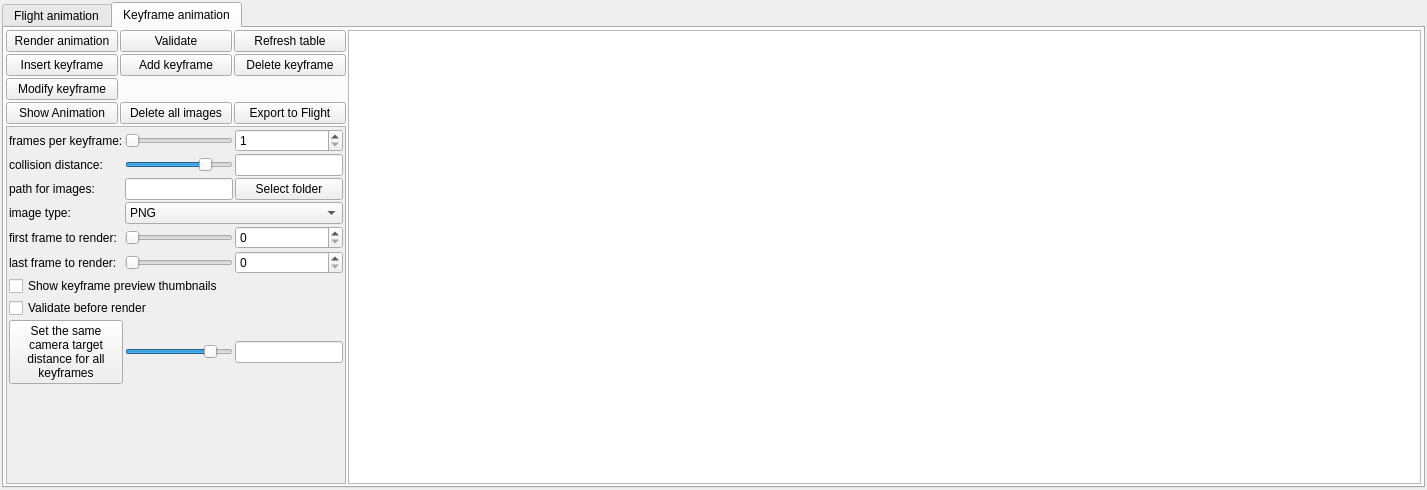
buddhi1980/mandelbulber2, file mandelbulber2/qt/dock_animation.ui: the form before one commit.
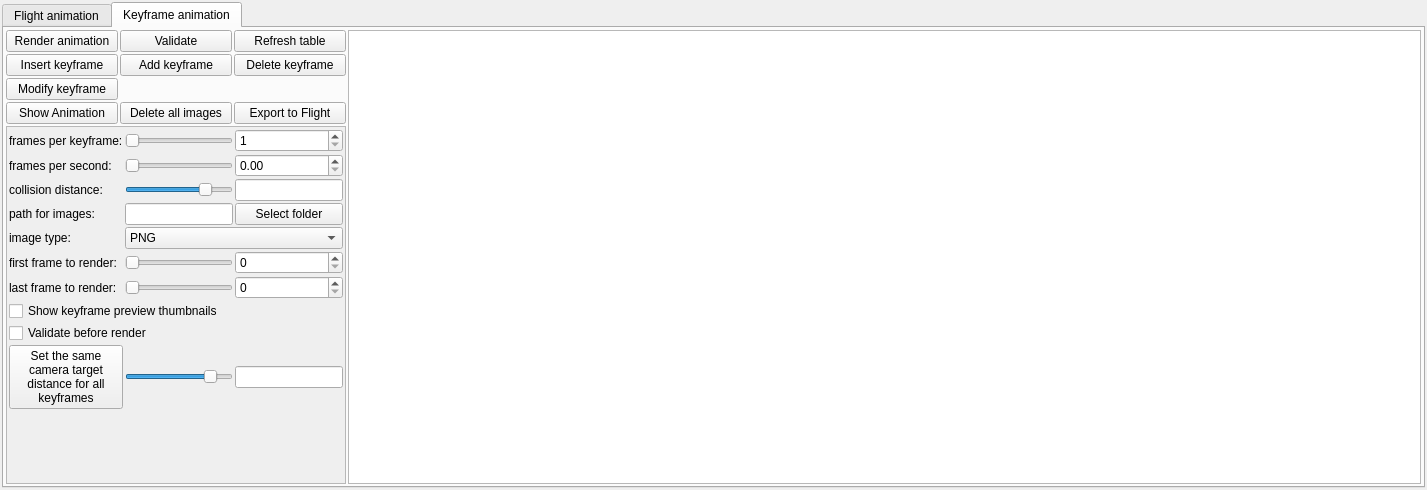
The form after the commit. Icons and pictures are not drawn. Custom widgets are drawn as their Qt base class.

```diff
--- a/mandelbulber2/qt/dock_animation.ui
+++ b/mandelbulber2/qt/dock_animation.ui
@@ -1093,7 +1093,32 @@
                <property name="spacing">
                 <number>2</number>
                </property>
-               <item row="1" column="0">
+               <item row="1" column="2">
+                <widget class="MyDoubleSpinBox" name="spinbox_keyframe_frames_per_second">
+                 <property name="sizePolicy">
+                  <sizepolicy hsizetype="Minimum" vsizetype="Maximum">
+                   <horstretch>0</horstretch>
+                   <verstretch>0</verstretch>
+                  </sizepolicy>
+                 </property>
+                 <property name="prefix">
+                  <string/>
+                 </property>
+                 <property name="suffix">
+                  <string/>
+                 </property>
+                 <property name="decimals">
+                  <number>2</number>
+                 </property>
+                 <property name="maximum">
+                  <double>18000.000000000000000</double>
+                 </property>
+                 <property name="singleStep">
+                  <double>0.100000000000000</double>
+                 </property>
+                </widget>
+               </item>
+               <item row="2" column="0">
                 <widget class="QLabel" name="label_221">
                  <property name="text">
                   <string>collision distance:</string>
@@ -1107,21 +1132,21 @@
                  </property>
                 </widget>
                </item>
-               <item row="2" column="0">
+               <item row="3" column="0">
                 <widget class="QLabel" name="label_177">
                  <property name="text">
                   <string>path for images:</string>
                  </property>
                 </widget>
                </item>
-               <item row="3" column="0">
+               <item row="4" column="0">
                 <widget class="QLabel" name="label_150">
                  <property name="text">
                   <string>image type:</string>
                  </property>
                 </widget>
                </item>
-               <item row="3" column="1" colspan="2">
+               <item row="4" column="1" colspan="2">
                 <widget class="QComboBox" name="comboBox_keyframe_animation_image_type">
                  <property name="sizePolicy">
                   <sizepolicy hsizetype="Preferred" vsizetype="Maximum">
@@ -1154,7 +1179,7 @@
                  </item>
                 </widget>
                </item>
-               <item row="2" column="1">
+               <item row="3" column="1">
                 <widget class="MyLineEdit" name="text_anim_keyframe_dir">
                  <property name="sizePolicy">
                   <sizepolicy hsizetype="Expanding" vsizetype="Maximum">
@@ -1186,7 +1211,7 @@
                  </property>
                 </widget>
                </item>
-               <item row="6" column="0" colspan="3">
+               <item row="7" column="0" colspan="3">
                 <widget class="MyCheckBox" name="checkBox_show_keyframe_thumbnails">
                  <property name="sizePolicy">
                   <sizepolicy hsizetype="Minimum" vsizetype="Maximum">
@@ -1227,7 +1252,7 @@
                  </property>
                 </widget>
                </item>
-               <item row="2" column="2">
+               <item row="3" column="2">
                 <widget class="QPushButton" name="button_selectAnimKeyframeImageDir">
                  <property name="sizePolicy">
                   <sizepolicy hsizetype="Minimum" vsizetype="Maximum">
@@ -1240,7 +1265,7 @@
                  </property>
                 </widget>
                </item>
-               <item row="4" column="2">
+               <item row="5" column="2">
                 <widget class="MySpinBox" name="spinboxInt_keyframe_first_to_render">
                  <property name="sizePolicy">
                   <sizepolicy hsizetype="Minimum" vsizetype="Maximum">
@@ -1265,14 +1290,14 @@
                  </property>
                 </widget>
                </item>
-               <item row="4" column="0">
+               <item row="5" column="0">
                 <widget class="QLabel" name="label_213">
                  <property name="text">
                   <string>first frame to render:</string>
                  </property>
                 </widget>
                </item>
-               <item row="5" column="2">
+               <item row="6" column="2">
                 <widget class="MySpinBox" name="spinboxInt_keyframe_last_to_render">
                  <property name="sizePolicy">
                   <sizepolicy hsizetype="Minimum" vsizetype="Maximum">
@@ -1294,64 +1319,14 @@
                  </property>
                 </widget>
                </item>
-               <item row="5" column="0">
+               <item row="6" column="0">
                 <widget class="QLabel" name="label_217">
                  <property name="text">
                   <string>last frame to render:</string>
                  </property>
                 </widget>
                </item>
-               <item row="5" column="1">
-                <widget class="QSlider" name="sliderInt_keyframe_last_to_render">
-                 <property name="sizePolicy">
-                  <sizepolicy hsizetype="Expanding" vsizetype="Maximum">
-                   <horstretch>0</horstretch>
-                   <verstretch>0</verstretch>
-                  </sizepolicy>
-                 </property>
-                 <property name="minimum">
-                  <number>0</number>
-                 </property>
-                 <property name="maximum">
-                  <number>99999</number>
-                 </property>
-                 <property name="singleStep">
-                  <number>1</number>
-                 </property>
-                 <property name="pageStep">
-                  <number>100</number>
-                 </property>
-                 <property name="orientation">
-                  <enum>Qt::Horizontal</enum>
-                 </property>
-                </widget>
-               </item>
-               <item row="4" column="1">
-                <widget class="QSlider" name="sliderInt_keyframe_first_to_render">
-                 <property name="sizePolicy">
-                  <sizepolicy hsizetype="Expanding" vsizetype="Maximum">
-                   <horstretch>0</horstretch>
-                   <verstretch>0</verstretch>
-                  </sizepolicy>
-                 </property>
-                 <property name="minimum">
-                  <number>0</number>
-                 </property>
-                 <property name="maximum">
-                  <number>99999</number>
-                 </property>
-                 <property name="singleStep">
-                  <number>1</number>
-                 </property>
-                 <property name="pageStep">
-                  <number>100</number>
-                 </property>
-                 <property name="orientation">
-                  <enum>Qt::Horizontal</enum>
-                 </property>
-                </widget>
-               </item>
-               <item row="1" column="2">
+               <item row="2" column="2">
                 <widget class="MyLineEdit" name="logedit_keyframe_collision_thresh">
                  <property name="sizePolicy">
                   <sizepolicy hsizetype="Expanding" vsizetype="Maximum">
@@ -1364,7 +1339,57 @@
                  </property>
                 </widget>
                </item>
-               <item row="7" column="0" colspan="3">
+               <item row="6" column="1">
+                <widget class="QSlider" name="sliderInt_keyframe_last_to_render">
+                 <property name="sizePolicy">
+                  <sizepolicy hsizetype="Expanding" vsizetype="Maximum">
+                   <horstretch>0</horstretch>
+                   <verstretch>0</verstretch>
+                  </sizepolicy>
+                 </property>
+                 <property name="minimum">
+                  <number>0</number>
+                 </property>
+                 <property name="maximum">
+                  <number>99999</number>
+                 </property>
+                 <property name="singleStep">
+                  <number>1</number>
+                 </property>
+                 <property name="pageStep">
+                  <number>100</number>
+                 </property>
+                 <property name="orientation">
+                  <enum>Qt::Horizontal</enum>
+                 </property>
+                </widget>
+               </item>
+               <item row="5" column="1">
+                <widget class="QSlider" name="sliderInt_keyframe_first_to_render">
+                 <property name="sizePolicy">
+                  <sizepolicy hsizetype="Expanding" vsizetype="Maximum">
+                   <horstretch>0</horstretch>
+                   <verstretch>0</verstretch>
+                  </sizepolicy>
+                 </property>
+                 <property name="minimum">
+                  <number>0</number>
+                 </property>
+                 <property name="maximum">
+                  <number>99999</number>
+                 </property>
+                 <property name="singleStep">
+                  <number>1</number>
+                 </property>
+                 <property name="pageStep">
+                  <number>100</number>
+                 </property>
+                 <property name="orientation">
+                  <enum>Qt::Horizontal</enum>
+                 </property>
+                </widget>
+               </item>
+               <item row="8" column="0" colspan="3">
                 <widget class="MyCheckBox" name="checkBox_keyframe_auto_validate">
                  <property name="sizePolicy">
                   <sizepolicy hsizetype="Minimum" vsizetype="Maximum">
@@ -1380,7 +1405,7 @@
                  </property>
                 </widget>
                </item>
-               <item row="1" column="1">
+               <item row="2" column="1">
                 <widget class="QSlider" name="logslider_keyframe_collision_thresh">
                  <property name="sizePolicy">
                   <sizepolicy hsizetype="Expanding" vsizetype="Maximum">
@@ -1405,7 +1430,20 @@
                  </property>
                 </widget>
                </item>
-               <item row="8" column="0">
+               <item row="9" column="2">
+                <widget class="MyLineEdit" name="logedit_keyframe_constant_target_distance">
+                 <property name="sizePolicy">
+                  <sizepolicy hsizetype="Expanding" vsizetype="Maximum">
+                   <horstretch>0</horstretch>
+                   <verstretch>0</verstretch>
+                  </sizepolicy>
+                 </property>
+                 <property name="toolTip">
+                  <string>&lt;html&gt;&lt;head/&gt;&lt;body&gt;&lt;p&gt;Sets the same distance between camera target and camera for all keyframes. It doesn't modify camera position and rotation, so it doesn't modify camera movement path. It makes camera rotation smooth through entire animation.&lt;/p&gt;&lt;/body&gt;&lt;/html&gt;</string>
+                 </property>
+                </widget>
+               </item>
+               <item row="9" column="0">
                 <widget class="QPushButton" name="pushButton_set_constant_target_distance">
                  <property name="sizePolicy">
                   <sizepolicy hsizetype="Minimum" vsizetype="Maximum">
@@ -1424,7 +1462,7 @@
                  </property>
                 </widget>
                </item>
-               <item row="8" column="1">
+               <item row="9" column="1">
                 <widget class="QSlider" name="logslider_keyframe_constant_target_distance">
                  <property name="sizePolicy">
                   <sizepolicy hsizetype="Expanding" vsizetype="Maximum">
@@ -1449,16 +1487,26 @@
                  </property>
                 </widget>
                </item>
-               <item row="8" column="2">
-                <widget class="MyLineEdit" name="logedit_keyframe_constant_target_distance">
+               <item row="1" column="0">
+                <widget class="QLabel" name="label_222">
+                 <property name="text">
+                  <string>frames per second:</string>
+                 </property>
+                </widget>
+               </item>
+               <item row="1" column="1">
+                <widget class="QSlider" name="slider_keyframe_frames_per_second">
                  <property name="sizePolicy">
                   <sizepolicy hsizetype="Expanding" vsizetype="Maximum">
                    <horstretch>0</horstretch>
                    <verstretch>0</verstretch>
                   </sizepolicy>
                  </property>
-                 <property name="toolTip">
-                  <string>&lt;html&gt;&lt;head/&gt;&lt;body&gt;&lt;p&gt;Sets the same distance between camera target and camera for all keyframes. It doesn't modify camera position and rotation, so it doesn't modify camera movement path. It makes camera rotation smooth through entire animation.&lt;/p&gt;&lt;/body&gt;&lt;/html&gt;</string>
+                 <property name="maximum">
+                  <number>5000</number>
+                 </property>
+                 <property name="orientation">
+                  <enum>Qt::Horizontal</enum>
                  </property>
                 </widget>
                </item>
@@ -1508,6 +1556,11 @@
    <extends>QDoubleSpinBox</extends>
    <header>my_double_spin_box.h</header>
   </customwidget>
+  <customwidget>
+   <class>MyLineEdit</class>
+   <extends>QLineEdit</extends>
+   <header>my_line_edit.h</header>
+  </customwidget>
   <customwidget>
    <class>MySpinBox</class>
    <extends>QSpinBox</extends>
@@ -1518,11 +1571,6 @@
    <extends>QCheckBox</extends>
    <header>my_check_box.h</header>
   </customwidget>
-  <customwidget>
-   <class>MyLineEdit</class>
-   <extends>QLineEdit</extends>
-   <header>my_line_edit.h</header>
-  </customwidget>
   <customwidget>
    <class>MyTableWidgetAnim</class>
    <extends>QTableWidget</extends>
```
Left out of the diff: 4 changed lines with no effect on the pictures.
